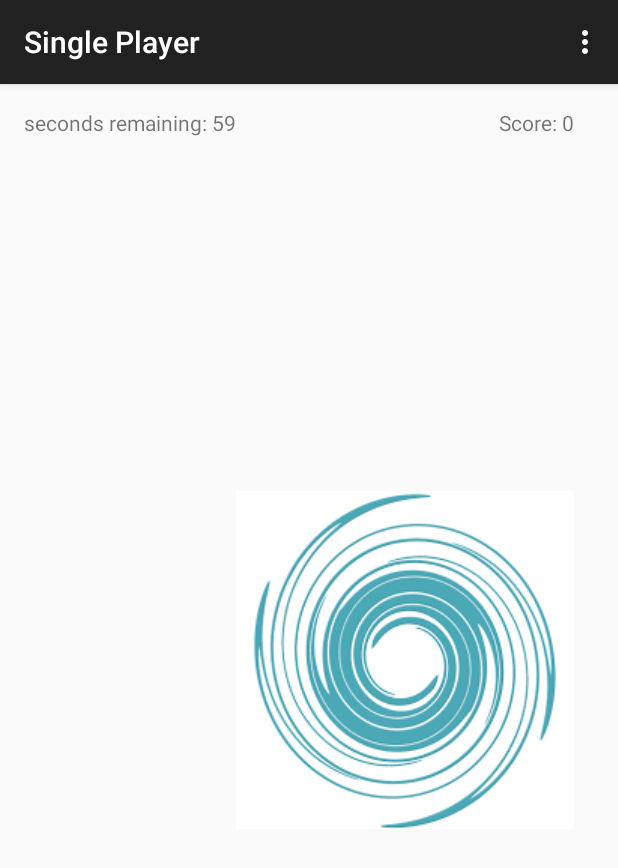
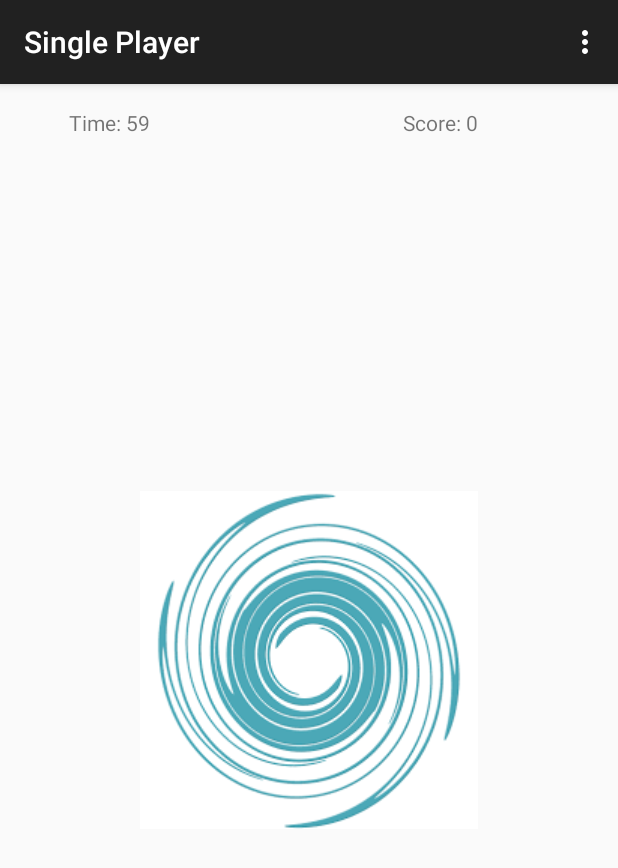
Before and after one commit to LuiAlva/SwirlyTap, an Android app: the singlePlayer screen opened directly, with no data from a screen before it, on a phone screen of 412 x 824 dp. Shown: the top 868 px of the screen. Run offline under Robolectric (Android 15) with nearby library versions, the phone set to English and light mode, and no system bars.

Commit message:
Fixed Score textbox to update every 30 milliseconds, moved images around.

```diff
--- a/app/src/main/java/com/example/spencer/swirlytap/MainActivity.java
+++ b/app/src/main/java/com/example/spencer/swirlytap/MainActivity.java
@@ -1,8 +1,8 @@
 package com.example.spencer.swirlytap;
 
 import android.content.Intent;
+import android.os.Bundle;
 import android.support.v7.app.ActionBarActivity;
-import android.os.Bundle;
 import android.view.Menu;
 import android.view.MenuItem;
 import android.view.View;
--- a/app/src/main/java/com/example/spencer/swirlytap/singlePlayer.java
+++ b/app/src/main/java/com/example/spencer/swirlytap/singlePlayer.java
@@ -1,17 +1,13 @@
 package com.example.spencer.swirlytap;
 
-import android.graphics.Color;
+import android.os.Bundle;
 import android.os.CountDownTimer;
 import android.support.v7.app.ActionBarActivity;
-import android.os.Bundle;
 import android.view.Menu;
 import android.view.MenuItem;
 import android.view.View;
-import android.widget.Button;
 import android.widget.ImageButton;
-import android.widget.LinearLayout;
 import android.widget.TextView;
-import android.widget.Toast;
 
 
 public class singlePlayer extends ActionBarActivity  implements View.OnClickListener
@@ -24,12 +20,31 @@ public class singlePlayer extends ActionBarActivity  implements View.OnClickList
         super.onCreate(savedInstanceState);
         setContentView(R.layout.activity_single_player);
 
-        TextView totalScore= (TextView) findViewById(R.id.totalScore);
-        totalScore.setText("Score: " + count);
+        // This Timer updates every 30 milliseconds, used for updating changing texts and
+        // Images that constantly change
+        new CountDownTimer(60000, 30) {
 
-        levelOne();
-        //countdown from 60 seconds ...
-        CountDownTimer start = new CountDownTimer(60000, 1000)
+            //Get access to totalScore Textbox
+            TextView totalScore= (TextView) findViewById(R.id.totalScore);
+
+            public void onTick(long millisUntilFinished) {
+
+                //Update totalScore Textbox with current score, end at 60 seconds
+                if (millisUntilFinished / 30 == 0) {
+                    onFinish();
+                } else {
+                    // Update Textfield
+                    totalScore.setText("Score: " + count);
+                }
+            }
+
+            // Show text at end of timer
+            public void onFinish() {
+                totalScore.setText(count + " Congratulations!");
+            }
+        }.start();
+
+        /*CountDownTimer start = (<-Doesn't needs this)*/new CountDownTimer(60000, 1000)
         {
             //create new type textview and relate it to countdown textbox in activity_single_player.xml
             TextView mTextField = (TextView) findViewById(R.id.countdown);
@@ -42,20 +57,20 @@ public class singlePlayer extends ActionBarActivity  implements View.OnClickList
                 }
                 else
                     //display seconds left in text field
-                    mTextField.setText("seconds remaining: " + millisUntilFinished / 1000);
-
+                    mTextField.setText("Time: " + millisUntilFinished / 1000);
             }
 
             //stop time/game when time is up
             public void onFinish()
             {
-                mTextField.setText("done!");
+                mTextField.setText("Finished!");
             }
 
             //player clicks on swirl add point
 
         }.start();
 
+        levelOne();
 
     }
 
@@ -111,4 +126,4 @@ public class singlePlayer extends ActionBarActivity  implements View.OnClickList
 
 
 }
-/* updating file*/
+/* updating file - me too*/
--- a/app/src/main/res/layout/activity_single_player.xml
+++ b/app/src/main/res/layout/activity_single_player.xml
@@ -11,7 +11,12 @@
         android:layout_width="wrap_content"
         android:layout_height="wrap_content"
         android:id="@+id/countdown"
-        android:text="Time Left: " />
+        android:text="Time Left: "
+        android:layout_alignParentTop="true"
+        android:layout_alignParentLeft="true"
+        android:layout_alignParentStart="true"
+        android:layout_marginLeft="30dp"
+        android:layout_marginStart="30dp" />
 
     <ImageButton
         android:layout_width="wrap_content"
@@ -19,10 +24,9 @@
         android:id="@+id/levelOne"
         android:clickable="true"
         android:background="@drawable/swirl"
+        android:contentDescription="levelOne"
         android:layout_centerVertical="true"
-        android:layout_toRightOf="@+id/countdown"
-        android:layout_toEndOf="@+id/countdown"
-        android:contentDescription="levelOne" />
+        android:layout_centerHorizontal="true" />
 
     <TextView
         android:layout_width="wrap_content"
```
Also changed, not shown: 1 other file.
